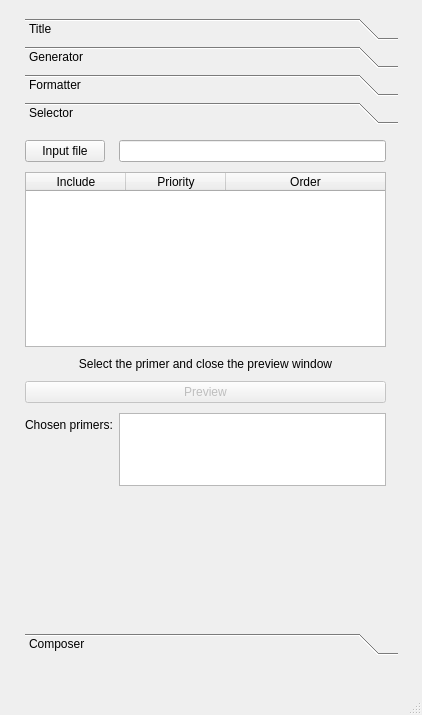
Above: form.ui from miskiewiczm/dna_bits before the change. Below: the same form after it.
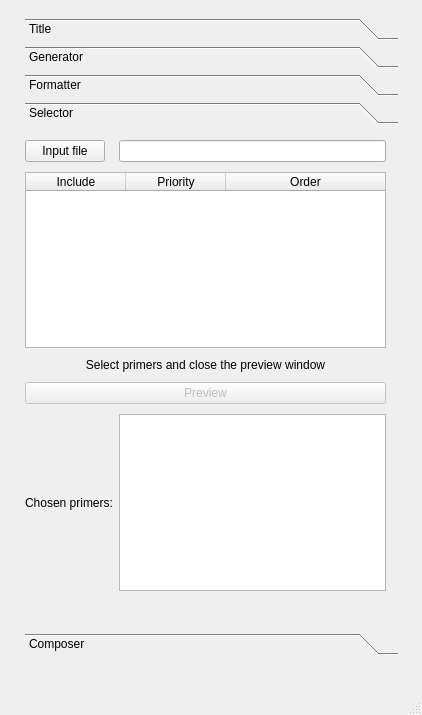
That is the form after the change. The open tabs and pages were chosen to show the change.

Commit message: monospace selected primers

Diff of the .ui file:
```diff
--- a/form.ui
+++ b/form.ui
@@ -759,7 +759,7 @@
         <x>0</x>
         <y>10</y>
         <width>361</width>
-        <height>346</height>
+        <height>451</height>
        </rect>
       </property>
       <layout class="QFormLayout" name="selector_form_layout">
@@ -813,7 +813,7 @@
        <item row="2" column="0" colspan="2">
         <widget class="QLabel" name="selector_info_label">
          <property name="text">
-          <string>Select the primer and close the preview window</string>
+          <string>Select primers and close the preview window</string>
          </property>
          <property name="alignment">
           <set>Qt::AlignCenter</set>
@@ -833,16 +833,32 @@
          </property>
         </widget>
        </item>
+       <item row="4" column="1">
+        <widget class="QListWidget" name="selector_chosen_primer_list">
+         <property name="font">
+          <font>
+           <family>Monospace</family>
+           <pointsize>12</pointsize>
+          </font>
+         </property>
+        </widget>
+       </item>
        <item row="4" column="0">
         <widget class="QLabel" name="selector_chosen_primer_label">
+         <property name="sizePolicy">
+          <sizepolicy hsizetype="Preferred" vsizetype="Expanding">
+           <horstretch>0</horstretch>
+           <verstretch>0</verstretch>
+          </sizepolicy>
+         </property>
          <property name="text">
           <string>Chosen primers:</string>
          </property>
+         <property name="alignment">
+          <set>Qt::AlignCenter</set>
+         </property>
         </widget>
        </item>
-       <item row="4" column="1">
-        <widget class="QListWidget" name="selector_chosen_primer_list"/>
-       </item>
       </layout>
      </widget>
     </widget>
```
The commit also changes 1 other file.
